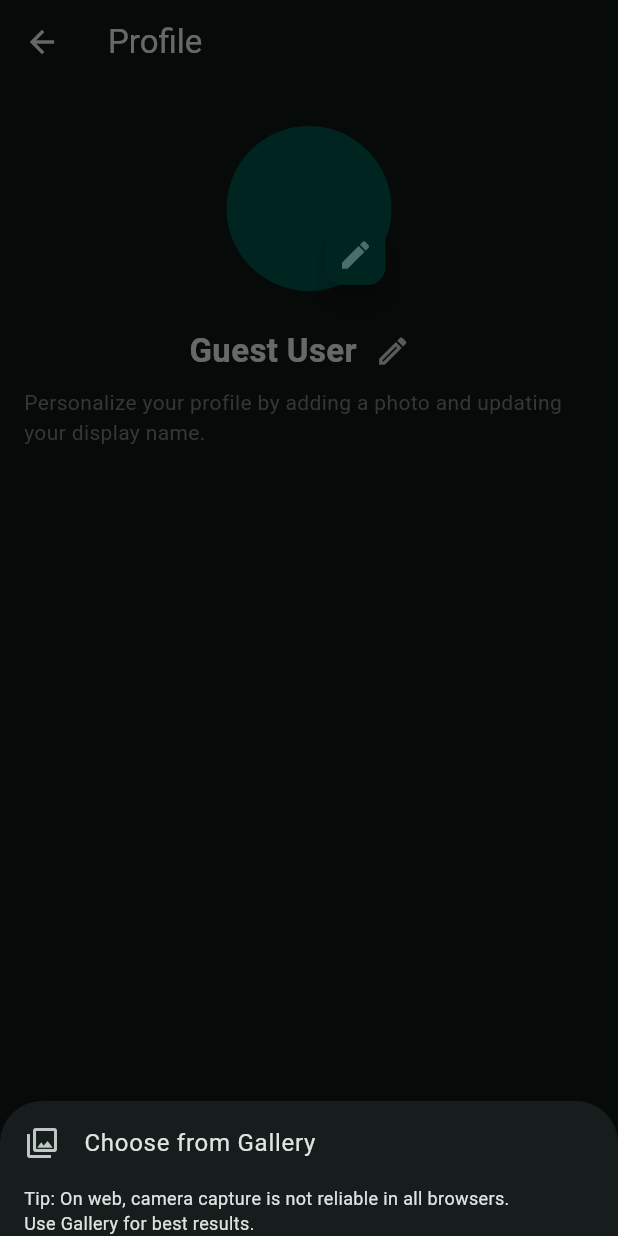
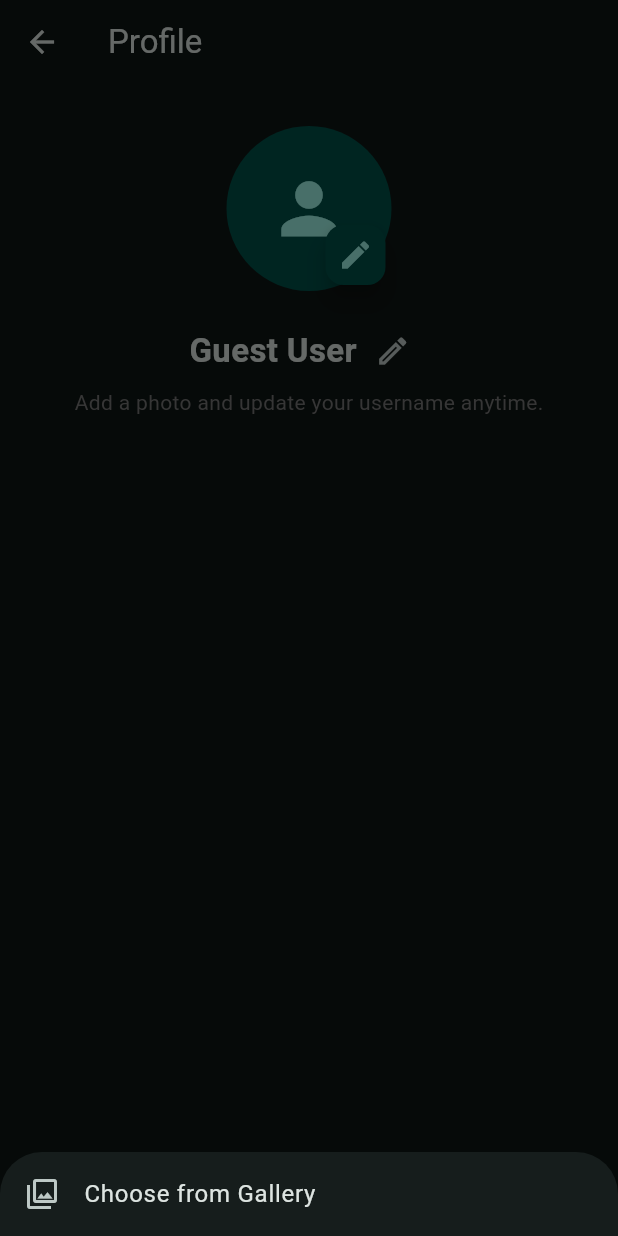
Before and after one commit to xFrosTxX/Real-Time-sign-language-detection-, a Flutter app: the ProfilePage screen opened directly, after a tap on the "edit" icon, on a phone screen of 412 x 824 dp. Run offline on Flutter 3.47's test engine with Material 3 defaults, Android fonts, the phone set to English and light mode, and no system bars; our stand-ins replace camera, cloud_firestore, firebase_auth, firebase_core, image_picker, lottie and 1 more; accounts and stored records are empty; generated files the repository leaves out were written again; network calls fail.

```diff
--- a/flutter_app/lib/views/pages/profile.dart
+++ b/flutter_app/lib/views/pages/profile.dart
@@ -2,6 +2,8 @@ import 'dart:convert';
 import 'dart:io' show File;
 import 'dart:typed_data';
 
+import 'package:cloud_firestore/cloud_firestore.dart';
+import 'package:firebase_auth/firebase_auth.dart';
 import 'package:flutter/foundation.dart' show kIsWeb;
 import 'package:flutter/material.dart';
 import 'package:image_picker/image_picker.dart';
@@ -15,19 +17,16 @@ class ProfilePage extends StatefulWidget {
 }
 
 class _ProfilePageState extends State<ProfilePage> {
-  static const _kDisplayName = 'display_name';
-  static const _kProfileImagePath = 'profile_image_path'; // mobile
-  static const _kProfileImageBase64 = 'profile_image_base64'; // web
-
   final ImagePicker _picker = ImagePicker();
 
   String _displayName = "Guest User";
 
-  // For mobile/desktop
-  File? _profileImageFile;
+  File? _profileImageFile; // mobile
+  Uint8List? _profileImageBytes; // web
 
-  // For web
-  Uint8List? _profileImageBytes;
+  String _nameKey(String uid) => 'display_name_$uid';
+  String _imgPathKey(String uid) => 'profile_image_path_$uid';
+  String _imgB64Key(String uid) => 'profile_image_base64_$uid';
 
   @override
   void initState() {
@@ -37,14 +36,36 @@ class _ProfilePageState extends State<ProfilePage> {
 
   Future<void> _loadProfile() async {
     final prefs = await SharedPreferences.getInstance();
+    final uid = FirebaseAuth.instance.currentUser?.uid;
 
-    final savedName = prefs.getString(_kDisplayName);
-    if (savedName != null && savedName.trim().isNotEmpty) {
-      _displayName = savedName.trim();
+    // ✅ Username from Firestore
+    if (uid != null) {
+      try {
+        final doc =
+            await FirebaseFirestore.instance.collection("users").doc(uid).get();
+        final username = doc.data()?["username"];
+
+        if (username != null && username.toString().trim().isNotEmpty) {
+          _displayName = username.toString().trim();
+          await prefs.setString(_nameKey(uid), _displayName); // cache
+        } else {
+          final cached = prefs.getString(_nameKey(uid));
+          if (cached != null && cached.trim().isNotEmpty) {
+            _displayName = cached.trim();
+          }
+        }
+      } catch (_) {
+        final cached = prefs.getString(_nameKey(uid));
+        if (cached != null && cached.trim().isNotEmpty) {
+          _displayName = cached.trim();
+        }
+      }
     }
 
+    // ✅ Photo locally (FREE)
+    if (uid != null) {
       if (kIsWeb) {
-      final b64 = prefs.getString(_kProfileImageBase64);
+        final b64 = prefs.getString(_imgB64Key(uid));
         if (b64 != null && b64.isNotEmpty) {
           try {
             _profileImageBytes = base64Decode(b64);
@@ -53,10 +74,11 @@ class _ProfilePageState extends State<ProfilePage> {
           }
         }
       } else {
-      final path = prefs.getString(_kProfileImagePath);
+        final path = prefs.getString(_imgPathKey(uid));
         if (path != null && path.isNotEmpty) {
           final f = File(path);
           if (await f.exists()) _profileImageFile = f;
+        }
       }
     }
 
@@ -64,12 +86,27 @@ class _ProfilePageState extends State<ProfilePage> {
   }
 
   Future<void> _saveName(String name) async {
+    final uid = FirebaseAuth.instance.currentUser?.uid;
+    if (uid == null) return;
+
+    final newName = name.trim();
+    if (newName.isEmpty) return;
+
+    // Save online
+    await FirebaseFirestore.instance.collection("users").doc(uid).set(
+      {"username": newName},
+      SetOptions(merge: true),
+    );
+
+    // Cache locally
     final prefs = await SharedPreferences.getInstance();
-    await prefs.setString(_kDisplayName, name.trim());
+    await prefs.setString(_nameKey(uid), newName);
   }
 
   Future<void> _pickFromGallery() async {
-    try {
+    final uid = FirebaseAuth.instance.currentUser?.uid;
+    if (uid == null) return;
+
     final XFile? image = await _picker.pickImage(
       source: ImageSource.gallery,
       imageQuality: 85,
@@ -81,27 +118,24 @@ class _ProfilePageState extends State<ProfilePage> {
     if (kIsWeb) {
       final bytes = await image.readAsBytes();
       setState(() => _profileImageBytes = bytes);
-        await prefs.setString(_kProfileImageBase64, base64Encode(bytes));
+      await prefs.setString(_imgB64Key(uid), base64Encode(bytes));
     } else {
       setState(() => _profileImageFile = File(image.path));
-        await prefs.setString(_kProfileImagePath, image.path);
-      }
-    } catch (e) {
-      debugPrint("Image pick error: $e");
-      if (!mounted) return;
-      ScaffoldMessenger.of(context).showSnackBar(
-        SnackBar(content: Text("Could not pick image: $e")),
-      );
+      await prefs.setString(_imgPathKey(uid), image.path);
     }
   }
 
   Future<void> _removePhoto() async {
+    final uid = FirebaseAuth.instance.currentUser?.uid;
+    if (uid == null) return;
+
     final prefs = await SharedPreferences.getInstance();
+
     if (kIsWeb) {
-      await prefs.remove(_kProfileImageBase64);
+      await prefs.remove(_imgB64Key(uid));
       setState(() => _profileImageBytes = null);
     } else {
-      await prefs.remove(_kProfileImagePath);
+      await prefs.remove(_imgPathKey(uid));
       setState(() => _profileImageFile = null);
     }
   }
@@ -115,7 +149,6 @@ class _ProfilePageState extends State<ProfilePage> {
         title: const Text("Edit Name"),
         content: TextField(
           controller: controller,
-          textInputAction: TextInputAction.done,
           decoration: const InputDecoration(
             hintText: "Enter your name",
             border: OutlineInputBorder(),
@@ -152,25 +185,17 @@ class _ProfilePageState extends State<ProfilePage> {
           children: [
             ListTile(
               leading: const Icon(Icons.photo_library_outlined),
-              title: const Text('Choose from Gallery'),
+              title: const Text("Choose from Gallery"),
               onTap: () {
                 Navigator.pop(context);
                 _pickFromGallery();
               },
             ),
-            if (!kIsWeb)
-              const Padding(
-                padding: EdgeInsets.symmetric(horizontal: 16.0),
-                child: Text(
-                  "Tip: On web, camera capture is not reliable in all browsers.\nUse Gallery for best results.",
-                  style: TextStyle(fontSize: 12),
-                ),
-              ),
             if ((kIsWeb && _profileImageBytes != null) ||
                 (!kIsWeb && _profileImageFile != null))
               ListTile(
                 leading: const Icon(Icons.delete_outline),
-                title: const Text('Remove Photo'),
+                title: const Text("Remove Photo"),
                 onTap: () {
                   Navigator.pop(context);
                   _removePhoto();
@@ -182,17 +207,24 @@ class _ProfilePageState extends State<ProfilePage> {
     );
   }
 
-  ImageProvider _avatarProvider() {
-    // Web: show bytes
+  Widget _avatarWidget() {
     if (kIsWeb && _profileImageBytes != null) {
-      return MemoryImage(_profileImageBytes!);
+      return CircleAvatar(
+        radius: 55,
+        backgroundImage: MemoryImage(_profileImageBytes!),
+      );
     }
-    // Mobile/desktop: show file
     if (!kIsWeb && _profileImageFile != null) {
-      return FileImage(_profileImageFile!);
+      return CircleAvatar(
+        radius: 55,
+        backgroundImage: FileImage(_profileImageFile!),
+      );
     }
-    // Fallback
-    return const AssetImage('assets/image/default_avatar.png');
+
+    return const CircleAvatar(
+      radius: 55,
+      child: Icon(Icons.person, size: 55),
+    );
   }
 
   @override
@@ -207,10 +239,7 @@ class _ProfilePageState extends State<ProfilePage> {
             Stack(
               alignment: Alignment.bottomRight,
               children: [
-                CircleAvatar(
-                  radius: 55,
-                  backgroundImage: _avatarProvider(),
-                ),
+                _avatarWidget(), //
                 FloatingActionButton.small(
                   onPressed: _showPhotoOptions,
                   child: const Icon(Icons.edit),
@@ -239,7 +268,7 @@ class _ProfilePageState extends State<ProfilePage> {
               ],
             ),
             Text(
-              "Personalize your profile by adding a photo and updating your display name.",
+              "Add a photo and update your username anytime.",
               style: TextStyle(color: Colors.grey.shade600),
             ),
           ],
--- a/flutter_app/pubspec.yaml
+++ b/flutter_app/pubspec.yaml
@@ -14,13 +14,17 @@ dependencies:
   # UI & icons
   cupertino_icons: ^1.0.8
   lottie: ^3.2.0
+
+  # Firebase
   firebase_core: ^4.3.0
   firebase_auth: ^6.1.3
+  cloud_firestore: ^6.0.0
+  firebase_storage: ^13.0.0
 
   # Camera
   camera: ^0.10.5+9
 
-  # Profile picture & local storage
+  # Profile picture
   image_picker: ^1.1.2
   shared_preferences: ^2.2.3
 
```
Also changed, not shown: flutter_app/lib/main.dart (+7 -2 lines), flutter_app/lib/views/pages/auth.dart (+25 -5 lines), flutter_app/lib/views/pages/login_page.dart (+107 -195 lines), flutter_app/lib/views/pages/welcome_page.dart (+4 -8 lines), flutter_app/lib/views/widgets/hero_widget.dart (+6 -9 lines), flutter_app/assets/image/home.png (added), flutter_app/assets/image/images.jpg (deleted). Lines whose indentation alone changed are shown as unchanged.
